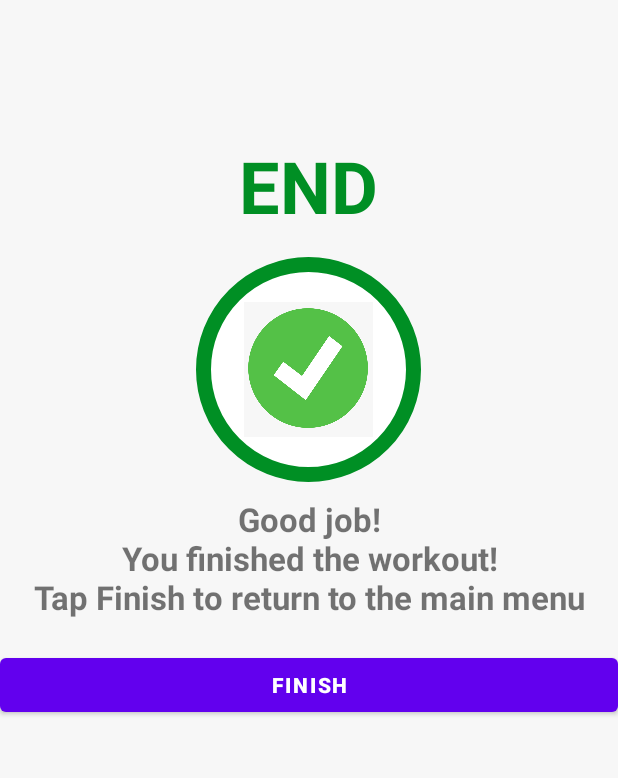
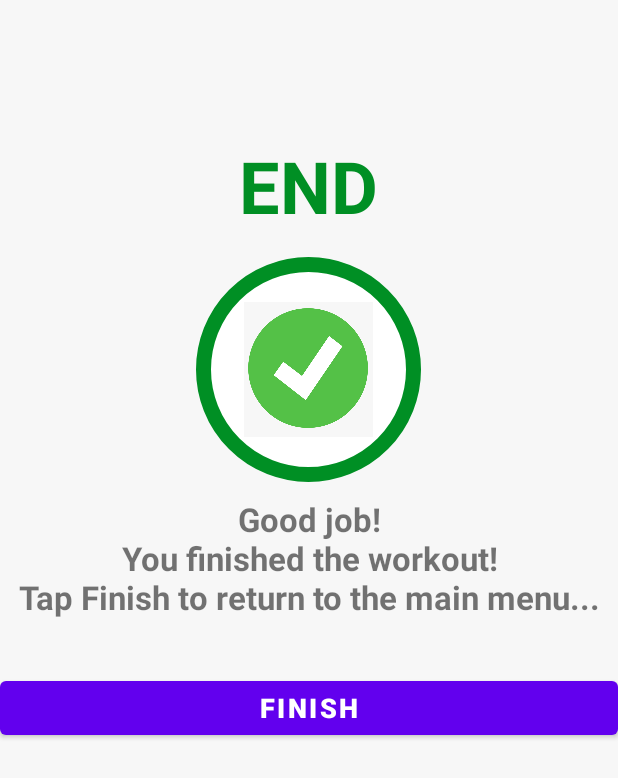
Before and after one commit to coding-ish/7minutesWorkout, an Android app: the FinishScreen screen opened directly, with no data from a screen before it, on a phone screen of 412 x 824 dp. Shown: the top 778 px of the screen. Run offline under Robolectric (Android 15) with nearby library versions, the phone set to English and light mode, and no system bars.

Commit message:
updated values

```diff
--- a/app/src/main/res/layout/activity_finish_screen.xml
+++ b/app/src/main/res/layout/activity_finish_screen.xml
@@ -51,7 +51,7 @@
         android:layout_width="match_parent"
         android:layout_height="wrap_content"
         android:layout_marginTop="10dp"
-        android:text="Good job!\nYou finished the workout!\nTap Finish to return to the main menu"
+        android:text="Good job!\nYou finished the workout!\nTap Finish to return to the main menu..."
         android:gravity="center"
         android:textStyle="bold"
         android:textSize="22sp"
@@ -59,7 +59,8 @@
     <Button
         android:layout_width="match_parent"
         android:layout_height="wrap_content"
-        android:layout_marginTop="20dp"
+        android:layout_marginTop="35dp"
+        android:textSize="18sp"
         android:textStyle="bold"
         android:text="FINISH"
         />
```
